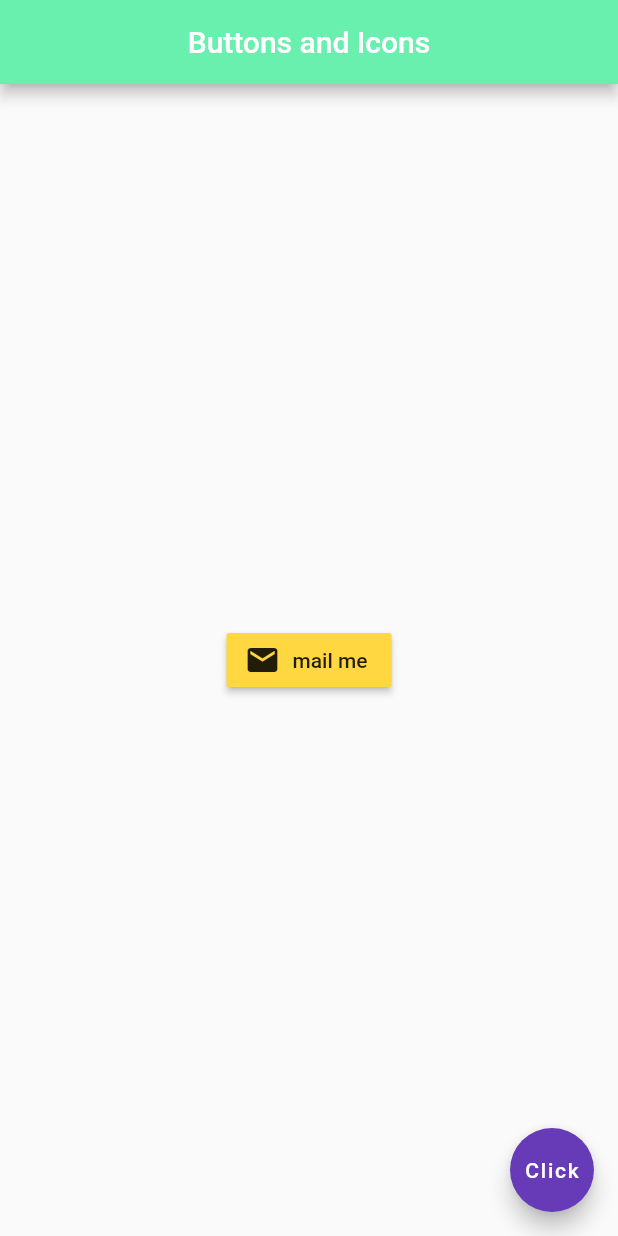
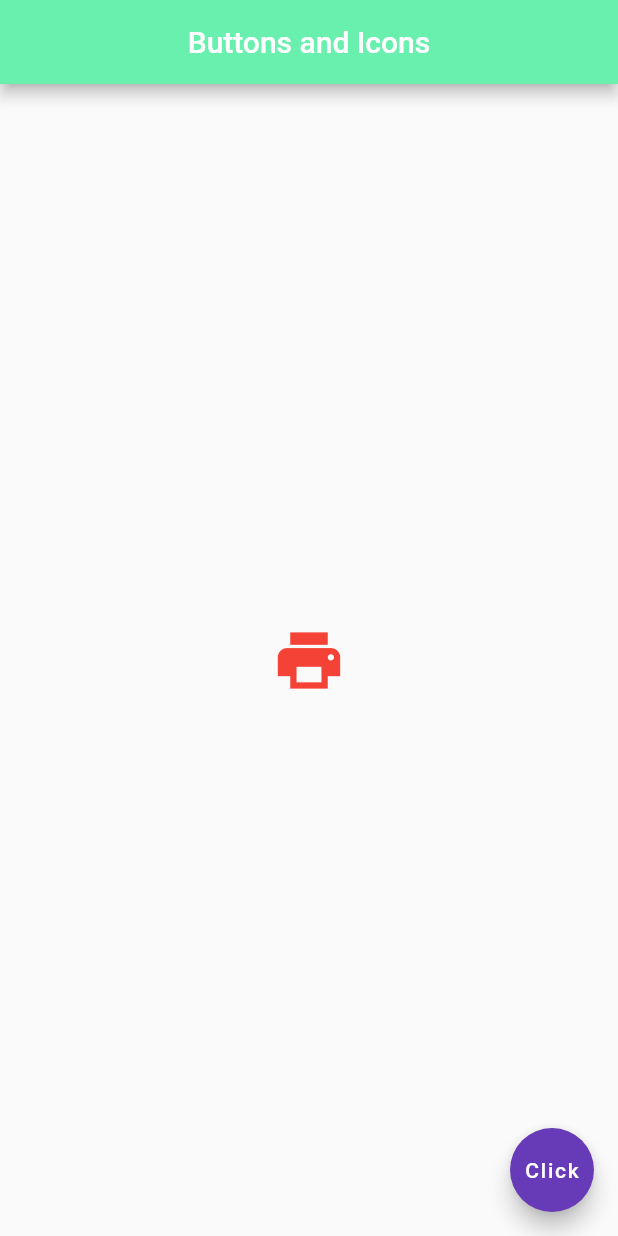
Before and after one commit to Darshana97/My_Flutter_Programms, a Flutter app: the screen it shows after launch, on a phone screen of 412 x 824 dp. Run offline on Flutter 3.47's test engine with Material 2 defaults, Android fonts, the phone set to English and light mode, and no system bars.

Commit message:
Buttons and Icons

```diff
--- a/buttons_and_icons/lib/main.dart
+++ b/buttons_and_icons/lib/main.dart
@@ -39,12 +39,23 @@ class Home extends StatelessWidget {
 //        ),
 //      ),
 
+      // body: Center(
+      //   child: RaisedButton.icon(
+      //     onPressed: () {},
+      //     icon: Icon(Icons.mail),
+      //     label: Text("mail me"),
+      //     color: Colors.amberAccent,
+      //   ),
+      // ),
+
       body: Center(
-        child: RaisedButton.icon(
-          onPressed: () {},
-          icon: Icon(Icons.mail),
-          label: Text("mail me"),
-          color: Colors.amberAccent,
+        child: IconButton(
+          onPressed: () {
+            print("You clicked me");
+          },
+          icon: Icon(Icons.print),
+          color: Colors.red,
+          iconSize: 50.0,
         ),
       ),
 
```
